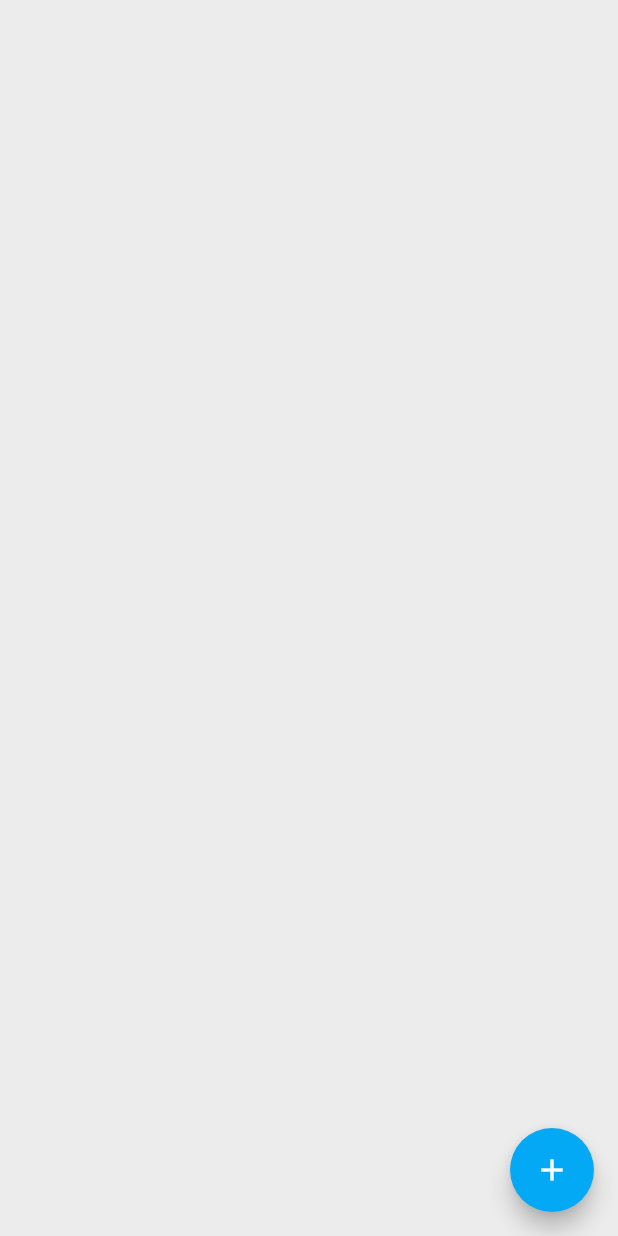
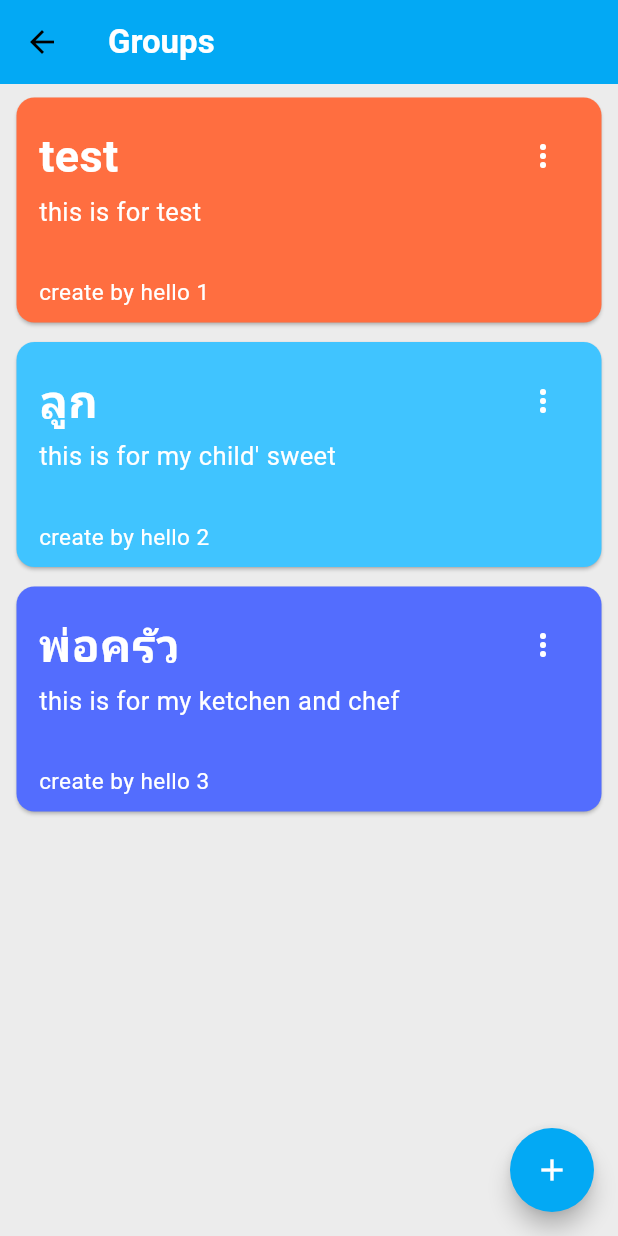
Before and after one commit to Pannathorn48/Re-Freeze, a Flutter app: the GroupPage screen opened directly, on a phone screen of 412 x 824 dp. Run offline on Flutter 3.47's test engine with Material 3 defaults, Android fonts, the phone set to English and light mode, and no system bars; our stand-ins replace cloud_firestore, firebase_auth, firebase_core, flutter_svg, google_fonts, google_sign_in and 1 more; accounts and stored records are empty.

Commit message:
add group page and group card

```diff
--- a/lib/components/search_text_input.dart
+++ b/lib/components/search_text_input.dart
@@ -26,7 +26,8 @@ class _SearchTextInputState extends State<SearchTextInput> {
         ),
         enabledBorder: OutlineInputBorder(
           borderRadius: BorderRadius.circular(50),
-          borderSide: BorderSide(color: Colors.blue[100]!),
+          borderSide:
+              BorderSide(color: Theme.of(context).colorScheme.primaryContainer),
         ),
       ),
     );
--- a/lib/models/group.dart
+++ b/lib/models/group.dart
@@ -1,5 +1,11 @@
 import 'package:mobile_project/models/dropdownable.dart';
 
 class Group extends Dropdownable {
-  Group({required super.name, required super.color});
+  final String creatorName;
+  final String description;
+  Group(
+      {required super.name,
+      required super.color,
+      required this.creatorName,
+      required this.description});
 }
--- /dev/null
+++ b/lib/pages/group/group_card.dart
@@ -0,0 +1,114 @@
+import 'package:flutter/material.dart';
+import 'package:google_fonts/google_fonts.dart';
+import 'package:mobile_project/components/custom_bottom_sheet.dart';
+import 'package:mobile_project/components/custom_bottom_sheet_input.dart';
+import 'package:mobile_project/models/group.dart';
+
+class GroupCard extends StatelessWidget {
+  final Group group;
+  const GroupCard({super.key, required this.group});
+
+  @override
+  Widget build(BuildContext context) {
+    return Padding(
+      padding: const EdgeInsets.fromLTRB(7, 5, 7, 0),
+      child: Card(
+        color: group.color,
+        child: InkWell(
+          onTap: () {
+            Navigator.pushNamed(context, "/refrigerators");
+          },
+          child: Ink(
+            height: 150,
+            child: Padding(
+              padding: const EdgeInsets.fromLTRB(15, 5, 15, 10),
+              child: Column(
+                mainAxisAlignment: MainAxisAlignment.spaceBetween,
+                crossAxisAlignment: CrossAxisAlignment.start,
+                children: [
+                  Column(
+                    crossAxisAlignment: CrossAxisAlignment.start,
+                    children: [
+                      const SizedBox(
+                        height: 10,
+                      ),
+                      Row(
+                        mainAxisAlignment: MainAxisAlignment.spaceBetween,
+                        children: [
+                          Text(
+                            group.name,
+                            style: GoogleFonts.notoSansThai(
+                                color: Colors.white,
+                                fontWeight: FontWeight.bold,
+                                fontSize: 30),
+                          ),
+                          IconButton(
+                            icon: const Icon(
+                              Icons.more_vert,
+                              color: Colors.white,
+                            ),
+                            onPressed: () {
+                              showModalBottomSheet(
+                                  context: context,
+                                  builder: (context) {
+                                    return CustomBottomSheet(
+                                        title: group.name,
+                                        height: 250,
+                                        titleColor: Theme.of(context)
+                                            .colorScheme
+                                            .primary,
+                                        children: [
+                                          CustomBottomSheetInput(
+                                            onPressed: () {},
+                                            text: "แก้ไข",
+                                            icon: Icon(
+                                              Icons.edit,
+                                              color: Theme.of(context)
+                                                  .colorScheme
+                                                  .primary,
+                                            ),
+                                            textColor: Theme.of(context)
+                                                .colorScheme
+                                                .primary,
+                                          ),
+                                          const SizedBox(
+                                            height: 7,
+                                          ),
+                                          CustomBottomSheetInput(
+                                              onPressed: () {},
+                                              text: "ลบกลุ่ม",
+                                              textColor: Colors.redAccent,
+                                              icon: const Icon(
+                                                Icons.delete,
+                                                color: Colors.redAccent,
+                                              ))
+                                        ]);
+                                  });
+                            },
+                          )
+                        ],
+                      ),
+                      Text(
+                        group.description,
+                        style: GoogleFonts.notoSansThai(
+                            color: Colors.white, fontSize: 17),
+                      ),
+                    ],
+                  ),
+                  const SizedBox(
+                    height: 5,
+                  ),
+                  Text(
+                    "create by ${group.creatorName}",
+                    style: GoogleFonts.notoSansThai(
+                        color: Colors.white, fontSize: 15),
+                  )
+                ],
+              ),
+            ),
+          ),
+        ),
+      ),
+    );
+  }
+}
--- a/lib/pages/group/group_page.dart
+++ b/lib/pages/group/group_page.dart
@@ -1,6 +1,27 @@
 import 'package:flutter/material.dart';
+import 'package:google_fonts/google_fonts.dart';
 import 'package:mobile_project/components/custom_float_button.dart';
+import 'package:mobile_project/models/group.dart';
+import 'package:mobile_project/pages/group/group_card.dart';
 import 'package:mobile_project/services/custom_theme.dart';
+
+final groups = <Group>[
+  Group(
+      name: "test",
+      color: Colors.deepOrangeAccent,
+      creatorName: 'hello 1',
+      description: 'this is for test'),
+  Group(
+      name: "ลูก",
+      color: Colors.lightBlueAccent,
+      creatorName: 'hello 2',
+      description: 'this is for my child\' sweet'),
+  Group(
+      name: "พ่อครัว",
+      color: Colors.indigoAccent,
+      creatorName: 'hello 3',
+      description: 'this is for my ketchen and chef')
+];
 
 class GroupPage extends StatefulWidget {
   const GroupPage({super.key});
@@ -10,10 +31,36 @@ class GroupPage extends StatefulWidget {
 }
 
 class _GroupPageState extends State<GroupPage> {
+  Future<void> test() async {
+    print("hello");
+  }
+
   @override
   Widget build(BuildContext context) {
+    final scrollController = ScrollController();
     return Scaffold(
       backgroundColor: CustomColors.greyBackground,
+      appBar: AppBar(
+        title: Text("Groups",
+            style: GoogleFonts.notoSansThai(
+                color: Colors.white, fontWeight: FontWeight.w600)),
+        backgroundColor: Theme.of(context).colorScheme.primary,
+      ),
+      body: SingleChildScrollView(
+        controller: scrollController,
+        child: Scrollbar(
+          controller: scrollController,
+          thickness: 3,
+          child: SizedBox(
+            height: MediaQuery.of(context).size.height,
+            child: ListView.builder(
+                itemCount: groups.length,
+                itemBuilder: (context, index) {
+                  return GroupCard(group: groups[index]);
+                }),
+          ),
+        ),
+      ),
       floatingActionButton: CustomFloatButton(onPressed: () {}),
     );
   }
--- a/lib/pages/home/home_page.dart
+++ b/lib/pages/home/home_page.dart
@@ -169,7 +169,7 @@ class _HomePageState extends State<HomePage> {
               iconSize: 30,
               shape: const CircleBorder(),
               padding: const EdgeInsets.all(20),
-              backgroundColor: Colors.blue[100],
+              backgroundColor: Theme.of(context).colorScheme.primaryContainer,
             ),
           ),
           const SizedBox(
--- a/lib/pages/item-list/item_list_page.dart
+++ b/lib/pages/item-list/item_list_page.dart
@@ -40,7 +40,7 @@ class _ItemListPageState extends State<ItemListPage> {
         backgroundColor: CustomColors.greyBackground,
         appBar: AppBar(
           centerTitle: true,
-          backgroundColor: Theme.of(context).colorScheme.primaryContainer,
+          backgroundColor: Theme.of(context).colorScheme.primary,
           leading: IconButton(
               onPressed: () {
                 Navigator.pop(context);
```
Also changed, not shown: lib/main.dart (+6 -2 lines), lib/pages/refrigerators/add_refrigerator_dialog.dart (+10 -2 lines).
